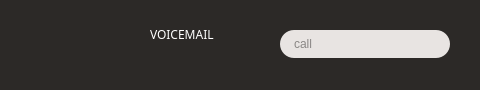
Above: xivoclient/src/xlets/identity/identity.ui from wazo-platform/wazo-client-qt before the change; both pictures show x 220 to 700 and y 0 to 90 of the 700 by 90 pixel window. Below: the same form after it.
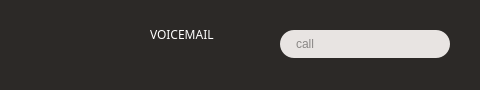
That is the form after the change. Icons and pictures are not drawn.

Commit message: add seach button in dial input

Diff of the .ui file:
```diff
--- a/xivoclient/src/xlets/identity/identity.ui
+++ b/xivoclient/src/xlets/identity/identity.ui
@@ -373,7 +373,8 @@
    <property name="styleSheet">
     <string notr="true">background-color: #e8e4e2;
 border-radius: 14px;
-padding-left: 12px;
+padding-left: 14px;
+padding-right: 28px;
 color: #2c2927;</string>
    </property>
    <property name="placeholderText">
```
Left out of the diff: 27 changed lines with no effect on the pictures. The commit also changes 3 other files.
